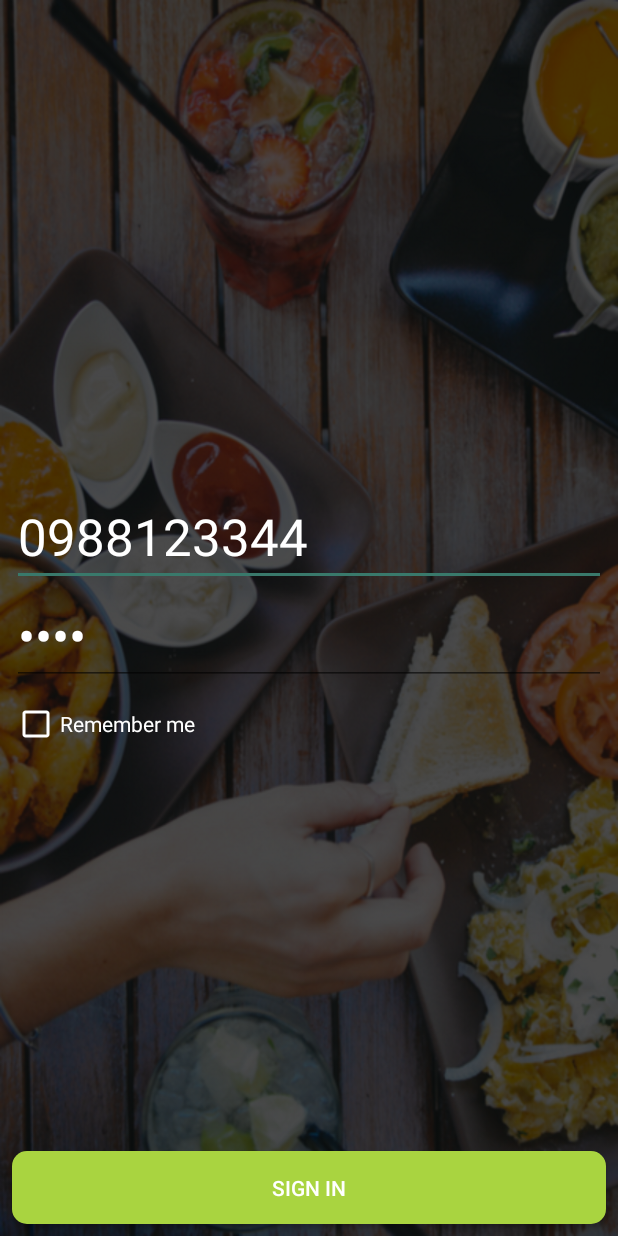
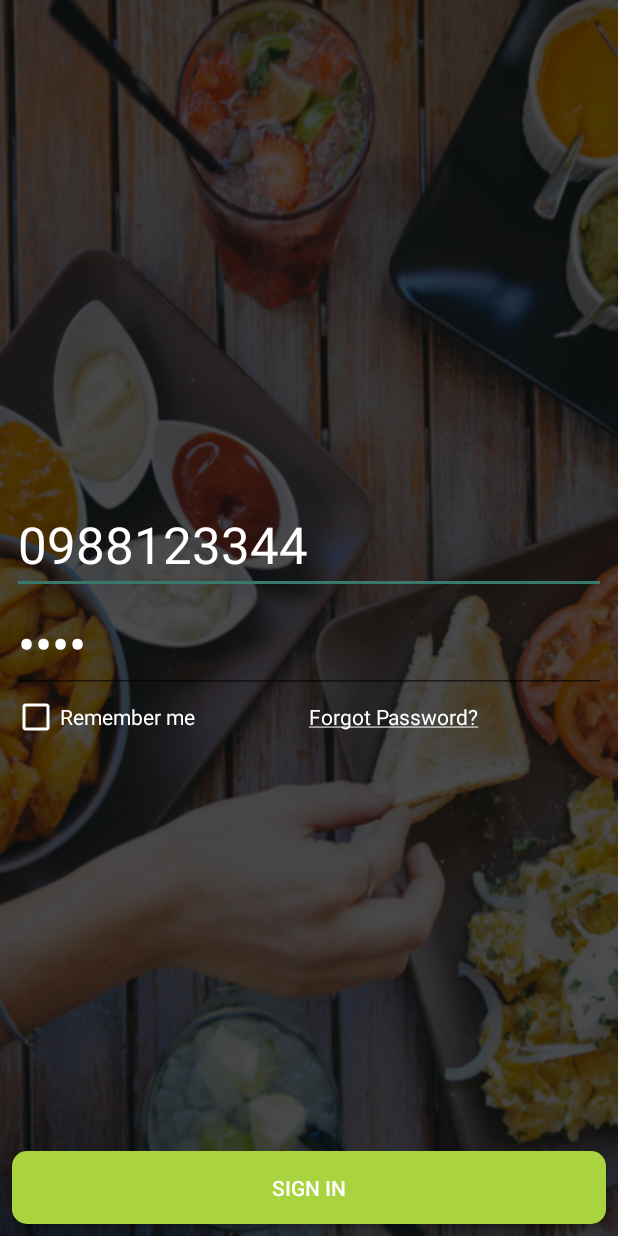
Before and after one commit to ThuyPhuongNguyen2612/OrderFood, an Android app: the SignIn screen opened directly, with no data from a screen before it, on a phone screen of 412 x 824 dp. Run offline under Robolectric (Android 15) with nearby library versions, the phone set to English and light mode, and no system bars; our stand-ins replace Firebase (no records; nobody signed in at launch, a user with empty details on screens opened directly); libraries missing offline, so code that uses them is left out: com.rengwuxian.materialedittext, io.paperdb; plain views replace MaterialEditText; 4 statements that could not run were skipped.

Commit message:
forgot password

```diff
--- a/app/src/main/java/com/finaltest/orderfood/SignUp.java
+++ b/app/src/main/java/com/finaltest/orderfood/SignUp.java
@@ -22,7 +22,7 @@ public class SignUp extends AppCompatActivity {
 
     FirebaseDatabase database;
     DatabaseReference table_user;
-    MaterialEditText edtPhone, edtName, edtPassword;
+    MaterialEditText edtPhone, edtName, edtPassword, edtSecureCode;
     Button btnSignUp;
 
     @Override
@@ -33,6 +33,7 @@ public class SignUp extends AppCompatActivity {
         edtName = (MaterialEditText) findViewById(R.id.edtName);
         edtPhone = (MaterialEditText) findViewById(R.id.edtPhone);
         edtPassword = (MaterialEditText) findViewById(R.id.edtPassword);
+        edtSecureCode = (MaterialEditText) findViewById(R.id.edtSecureCode);
 
         btnSignUp = (Button) findViewById(R.id.btnSignUp);
 
@@ -58,7 +59,7 @@ public class SignUp extends AppCompatActivity {
                                 Toast.makeText(SignUp.this, "Phone Number already register", Toast.LENGTH_SHORT).show();
                             } else {
                                 mDialog.dismiss();
-                                User user = new User(edtName.getText().toString(), edtPassword.getText().toString());
+                                User user = new User(edtName.getText().toString(), edtPassword.getText().toString(), edtSecureCode.getText().toString());
                                 table_user.child(edtPhone.getText().toString()).setValue(user);
                                 Toast.makeText(SignUp.this, "Sign up successfully !", Toast.LENGTH_SHORT).show();
                                 finish();
--- /dev/null
+++ b/app/src/main/res/drawable/ic_baseline_security_24.xml
@@ -0,0 +1,10 @@
+<vector xmlns:android="http://schemas.android.com/apk/res/android"
+    android:width="24dp"
+    android:height="24dp"
+    android:viewportWidth="24"
+    android:viewportHeight="24"
+    android:tint="?attr/colorControlNormal">
+  <path
+      android:fillColor="@android:color/white"
+      android:pathData="M12,1L3,5v6c0,5.55 3.84,10.74 9,12 5.16,-1.26 9,-6.45 9,-12L21,5l-9,-4zM12,11.99h7c-0.53,4.12 -3.28,7.79 -7,8.94L12,12L5,12L5,6.3l7,-3.11v8.8z"/>
+</vector>
--- a/app/src/main/res/layout/activity_sign_in.xml
+++ b/app/src/main/res/layout/activity_sign_in.xml
@@ -49,15 +49,32 @@
             app:met_singleLineEllipsis="true"
             />
 
+        <LinearLayout
+            android:layout_width="match_parent"
+            android:layout_height="wrap_content"
+            android:orientation="horizontal"
+            android:weightSum="2">
+
             <CheckBox
-            android:layout_marginTop="10dp"
                 android:gravity="center_vertical"
                 android:id="@+id/ckbRemember"
                 android:text="Remember me"
                 android:textColor="@android:color/white"
-            android:layout_width="wrap_content"
+                android:layout_width="0dp"
+                android:layout_weight="1"
                 android:layout_height="wrap_content"
                 android:buttonTint="@android:color/white"/>
+
+            <TextView
+                android:id="@+id/txtForgotPwd"
+                android:layout_width="0dp"
+                android:layout_weight="1"
+                android:layout_height="wrap_content"
+                android:textColor="@android:color/white"
+                android:text="@string/forgot_pwd"/>
+
+
+        </LinearLayout>
 
     </LinearLayout>
 
--- a/app/src/main/res/values/strings.xml
+++ b/app/src/main/res/values/strings.xml
@@ -14,4 +14,6 @@
     <string name="menu_gallery">Gallery</string>
     <string name="menu_slideshow">Slideshow</string>
     <string name="title_activity_home2">home2</string>
+
+    <string name="forgot_pwd"><u>Forgot Password?</u></string>
 </resources>
```
Also changed, not shown: app/src/main/java/com/finaltest/orderfood/Model/User.java (+11 -2 lines), app/src/main/java/com/finaltest/orderfood/SignIn.java (+58 -0 lines), app/src/main/res/layout/activity_sign_up.xml (+17 -0 lines), app/src/main/res/layout/forgot_password_layout.xml (added, +51 -0 lines), 1 other file. Lines whose indentation alone changed are shown as unchanged.
